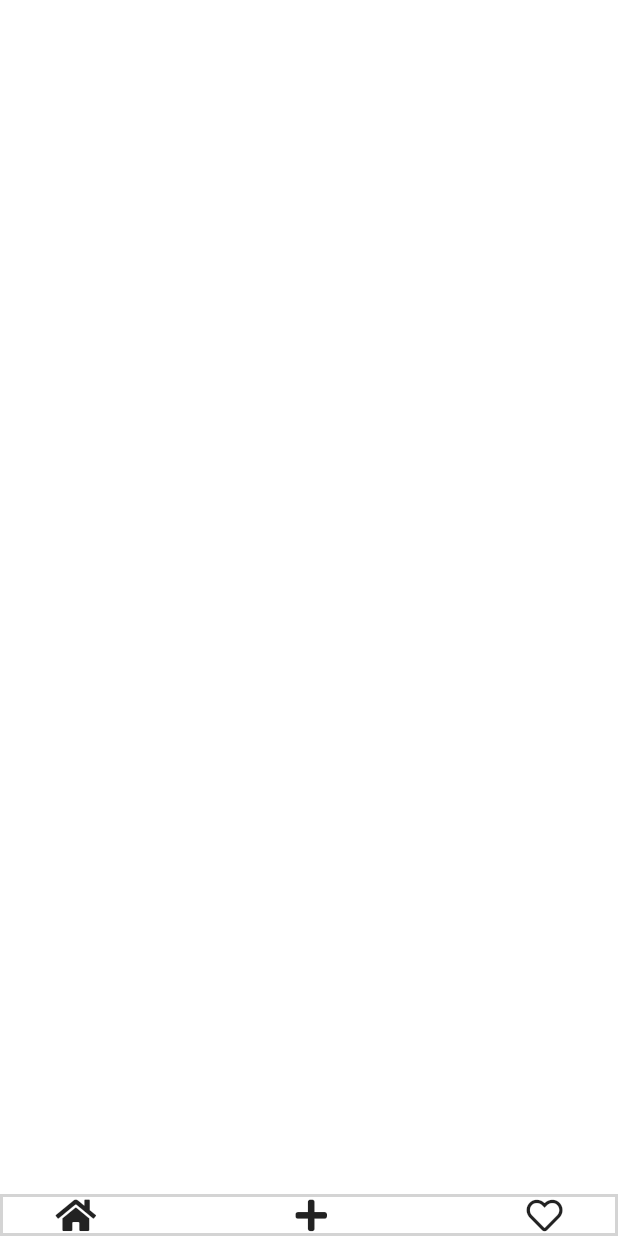
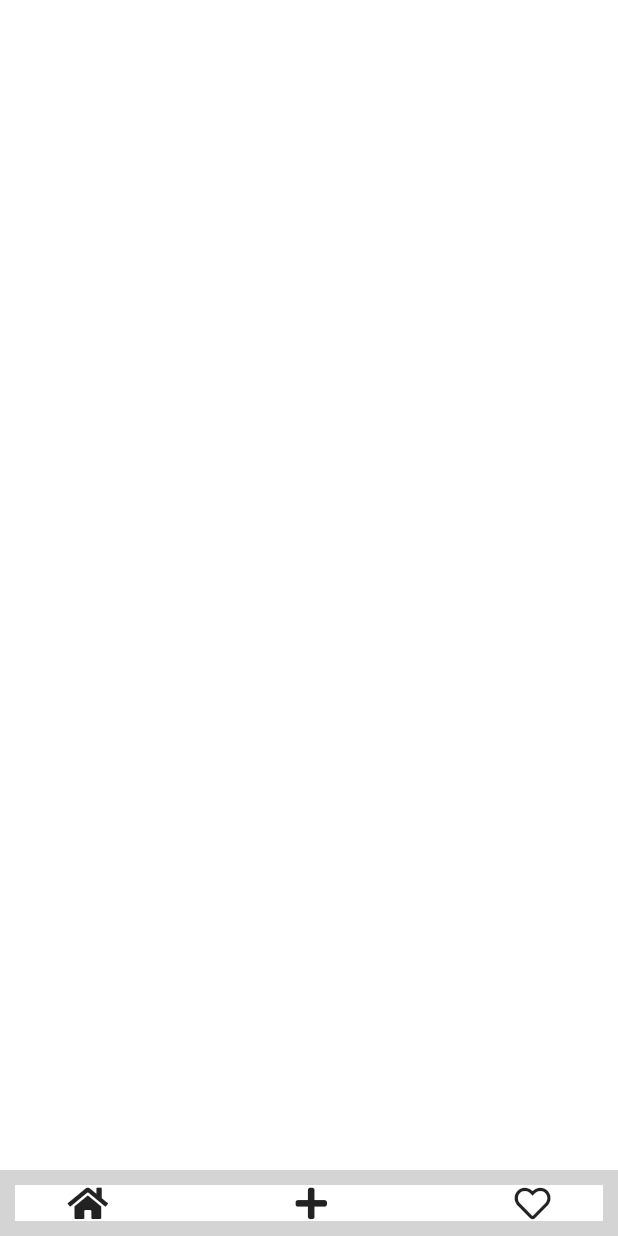
Before and after one commit to OLPC-TONYE/ReceipeApp, a Flutter app: the screen it shows after launch, on a phone screen of 412 x 824 dp. Run offline on Flutter 3.47's test engine with Material 2 defaults, Android fonts, the phone set to English and light mode, and no system bars; our stand-ins replace font_awesome_flutter.

```diff
--- a/lib/main.dart
+++ b/lib/main.dart
@@ -24,7 +24,7 @@ class MyApp extends StatelessWidget {
               CurrentScreen(),
               Container(
                 padding: EdgeInsets.only(left: 35, right: 35),
-                decoration: BoxDecoration(border: Border.all(color: Color(0xffD4D4D4), width: 2.0)),
+                decoration: BoxDecoration(border: Border.all(color: Color(0xffD4D4D4), width: 10.0)),
                 child: Row(
                   mainAxisAlignment: MainAxisAlignment.spaceBetween,
                   crossAxisAlignment: CrossAxisAlignment.end,
```
Also changed, not shown: 1 other file.
